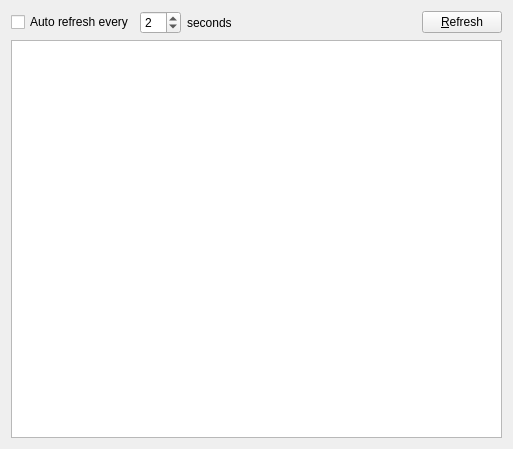
Qt form sqlantaresia/ProcessListWidget.ui (mtorromeo/sqlantaresia) before a commit.
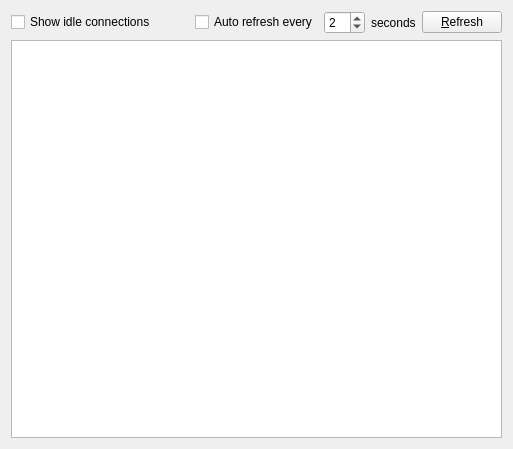
The same form after that commit. Icons and pictures are not drawn.

Commit message: Add option to hide the idle processes on recent mysql versions

Patch:
```diff
--- a/sqlantaresia/ProcessListWidget.ui
+++ b/sqlantaresia/ProcessListWidget.ui
@@ -17,26 +17,9 @@
    <item>
     <layout class="QHBoxLayout" name="horizontalLayout">
      <item>
-      <widget class="QCheckBox" name="chkAutoRefresh">
+      <widget class="QCheckBox" name="chkShowIdle">
        <property name="text">
-        <string>Auto refresh every</string>
-       </property>
-      </widget>
-     </item>
-     <item>
-      <widget class="QSpinBox" name="spinSeconds">
-       <property name="minimum">
-        <number>1</number>
-       </property>
-       <property name="value">
-        <number>2</number>
-       </property>
-      </widget>
-     </item>
-     <item>
-      <widget class="QLabel" name="lblRefreshUnit">
-       <property name="text">
-        <string>seconds</string>
+        <string>Show idle connections</string>
        </property>
       </widget>
      </item>
@@ -53,6 +36,30 @@
        </property>
       </spacer>
      </item>
+     <item>
+      <widget class="QCheckBox" name="chkAutoRefresh">
+       <property name="text">
+        <string>Auto refresh every</string>
+       </property>
+      </widget>
+     </item>
+     <item>
+      <widget class="QSpinBox" name="spinSeconds">
+       <property name="minimum">
+        <number>1</number>
+       </property>
+       <property name="value">
+        <number>2</number>
+       </property>
+      </widget>
+     </item>
+     <item>
+      <widget class="QLabel" name="lblRefreshUnit">
+       <property name="text">
+        <string>seconds</string>
+       </property>
+      </widget>
+     </item>
      <item>
       <widget class="QPushButton" name="btnRefresh">
        <property name="text">
```
The commit also changes 1 other file.
